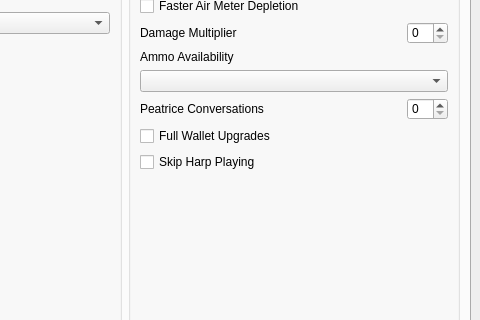
The window that gui/ui/main.ui (mint-choc-chip-skyblade/sshd-rando) describes before a commit, drawn with Qt 5; both pictures show x 907 to 1387 and y 129 to 449 of the 1387 by 845 pixel window.
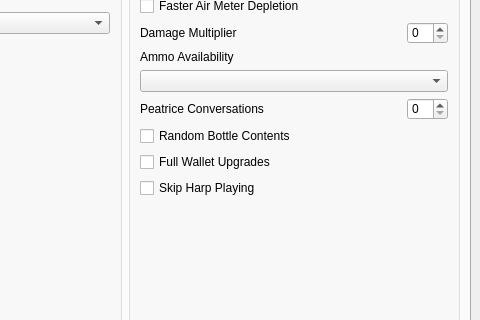
The same window after the commit. The open tabs and pages were chosen to show the change. Custom widgets are drawn as their Qt base class.

Commit message: Add setting for random bottle contents

What changed in the file:
```diff
--- a/gui/ui/main.ui
+++ b/gui/ui/main.ui
@@ -816,6 +816,13 @@
              </item>
             </layout>
            </item>
+           <item>
+            <widget class="RandoTriStateCheckBox" name="setting_random_bottle_contents">
+             <property name="text">
+              <string>Random Bottle Contents</string>
+             </property>
+            </widget>
+           </item>
            <item>
             <widget class="RandoTriStateCheckBox" name="setting_full_wallet_upgrades">
              <property name="text">
```
Left out of the diff: 8 changed lines with no effect on the pictures. The commit also changes 22 other files.
